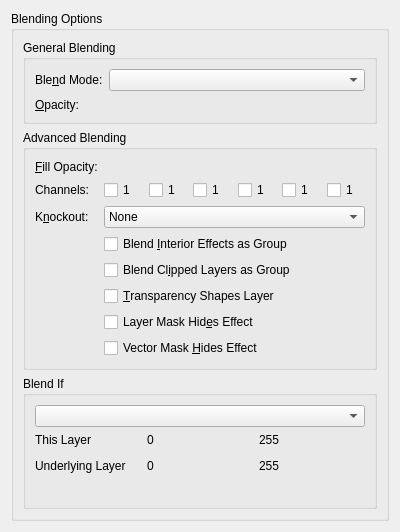
Old version of the form libs/ui/layerstyles/wdgblendingoptions.ui in the repository KDE/krita.
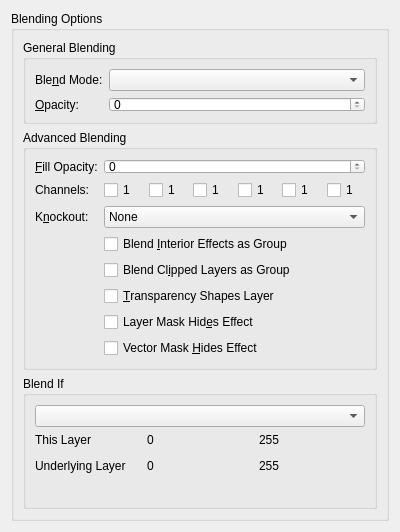
New version of the form. Custom widgets are drawn as their Qt base class.

Commit message:
ui: Fix Designer not rendering KisSliderSpinBox as QSpinBox
Part-of: <https://invent.kde.org/graphics/krita/-/merge_requests/1742>

```diff
--- a/libs/ui/layerstyles/wdgblendingoptions.ui
+++ b/libs/ui/layerstyles/wdgblendingoptions.ui
@@ -379,7 +379,7 @@
   </customwidget>
   <customwidget>
    <class>KisSliderSpinBox</class>
-   <extends>QWidget</extends>
+   <extends>QSpinBox</extends>
    <header location="global">kis_slider_spin_box.h</header>
    <container>1</container>
   </customwidget>
```
The commit also changes 45 other files.
